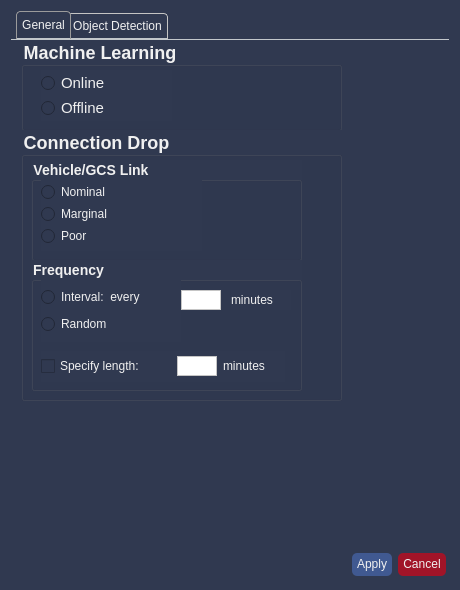
First picture: the form in src/rqt_gcs/resources/SettingsWidget.ui, repository CSUN-SERL/lcar-bot, before the edit.
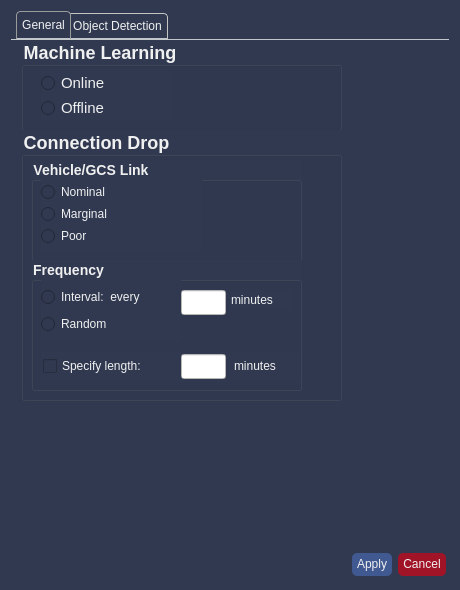
Second picture: the form after the edit.

Commit message: finalized error checking for general settings tab and button logic in settings widget

What changed in the file:
```diff
--- a/src/rqt_gcs/resources/SettingsWidget.ui
+++ b/src/rqt_gcs/resources/SettingsWidget.ui
@@ -82,7 +82,7 @@
     margin: 0; /* if there is only one tab, we don't want overlapping margins */
 }
 
-QTextEdit{
+QLineEdit{
 	background-color:rgb(255,255,255);
 	color:rgb(0,0,0);
 }
@@ -341,42 +341,6 @@
             </item>
            </layout>
           </widget>
-          <widget class="QTextEdit" name="interval_text_box">
-           <property name="geometry">
-            <rect>
-             <x>150</x>
-             <y>30</y>
-             <width>40</width>
-             <height>20</height>
-            </rect>
-           </property>
-           <property name="sizePolicy">
-            <sizepolicy hsizetype="Expanding" vsizetype="Fixed">
-             <horstretch>0</horstretch>
-             <verstretch>0</verstretch>
-            </sizepolicy>
-           </property>
-           <property name="maximumSize">
-            <size>
-             <width>40</width>
-             <height>20</height>
-            </size>
-           </property>
-           <property name="font">
-            <font>
-             <pointsize>11</pointsize>
-            </font>
-           </property>
-           <property name="styleSheet">
-            <string notr="true"/>
-           </property>
-           <property name="verticalScrollBarPolicy">
-            <enum>Qt::ScrollBarAlwaysOff</enum>
-           </property>
-           <property name="horizontalScrollBarPolicy">
-            <enum>Qt::ScrollBarAlwaysOff</enum>
-           </property>
-          </widget>
           <widget class="QLabel" name="interval_mins_lbl">
            <property name="geometry">
             <rect>
@@ -395,7 +359,7 @@
             <rect>
              <x>10</x>
              <y>91</y>
-             <width>244</width>
+             <width>258</width>
              <height>31</height>
             </rect>
            </property>
@@ -414,27 +378,15 @@
              </widget>
             </item>
             <item>
-             <widget class="QTextEdit" name="length_text_edit">
-              <property name="minimumSize">
-               <size>
-                <width>40</width>
-                <height>20</height>
-               </size>
-              </property>
+             <widget class="QLineEdit" name="length_text_box">
               <property name="maximumSize">
                <size>
-                <width>40</width>
-                <height>20</height>
+                <width>45</width>
+                <height>25</height>
                </size>
               </property>
-              <property name="styleSheet">
-               <string notr="true"/>
-              </property>
-              <property name="verticalScrollBarPolicy">
-               <enum>Qt::ScrollBarAlwaysOff</enum>
-              </property>
-              <property name="horizontalScrollBarPolicy">
-               <enum>Qt::ScrollBarAlwaysOff</enum>
+              <property name="clearButtonEnabled">
+               <bool>false</bool>
               </property>
              </widget>
             </item>
@@ -453,6 +405,22 @@
             </item>
            </layout>
           </widget>
+          <widget class="QLineEdit" name="interval_text_box">
+           <property name="geometry">
+            <rect>
+             <x>150</x>
+             <y>30</y>
+             <width>45</width>
+             <height>25</height>
+            </rect>
+           </property>
+           <property name="maximumSize">
+            <size>
+             <width>45</width>
+             <height>25</height>
+            </size>
+           </property>
+          </widget>
          </widget>
         </widget>
        </widget>
```
The commit also changes 6 other files.
